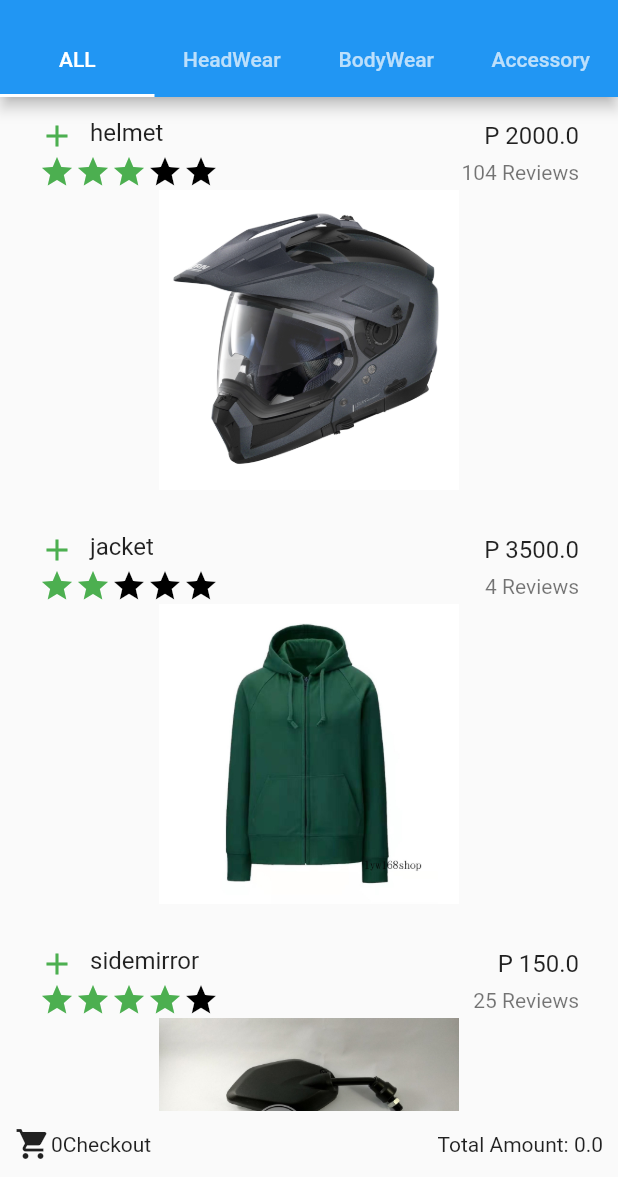
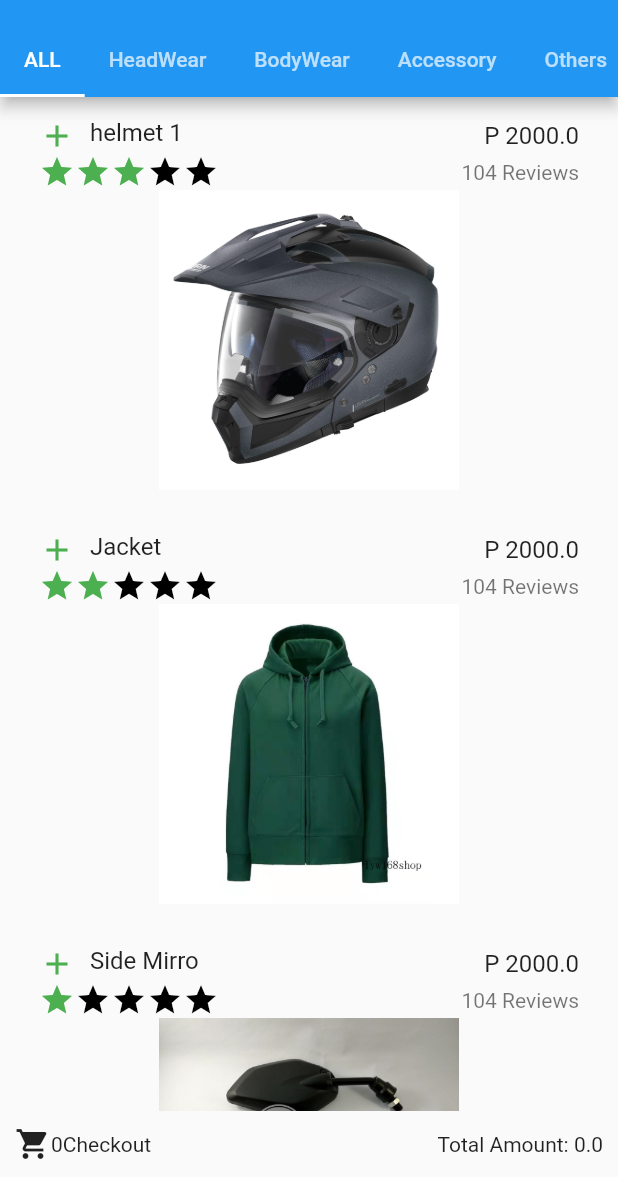
Before and after one commit to nibiru2O12/Flutter---Shopping-List, a Flutter app: the screen it shows after launch, after a tap on the "shopping cart" icon, on a phone screen of 412 x 824 dp, the part 59-1236 px from its top. Run offline on Flutter 3.47's test engine with Material 2 defaults, Android fonts, the phone set to English and light mode, and no system bars; missing offline and left inert: dart:ffi.

Commit message:
Load product list from json

```diff
--- a/assets/products.json
+++ b/assets/products.json
@@ -1,15 +1,24 @@
 {
-    "names": [{
-        "name":"Helmet",
-        "price": "255",
-        "category": "HeadWear"
+    "products": [{
+        "name": "helmet 1",
+        "price": 2000.00,
+        "reviews": 104,
+        "ratings": 3,
+        "category": "Headwear",
+        "image_path": "assets/products/helmet.png"
     },{
-        "name":"Jacket",
-        "price": "1255",
-        "category": "BodyWear"
+        "name": "Jacket",
+        "price": 2000.00,
+        "reviews": 104,
+        "ratings": 2,
+        "category": "Bodywear",
+        "image_path": "assets/products/jacket.png"
     },{
-        "name":"Side Mirror",
-        "price": "155",
-        "category": "Accessory"
+        "name": "Side Mirro",
+        "price": 2000.00,
+        "reviews": 104,
+        "ratings": 1,
+        "category": "Accessory",
+        "image_path": "assets/products/sidemirror.png"
     }]
 }
--- a/lib/main.dart
+++ b/lib/main.dart
@@ -122,31 +122,40 @@ class CartModel extends ChangeNotifier {
 }
 
 void main() {
-  List<Product> products = const [
-    Product(
-        name: "helmet",
-        price: 2000.00,
-        reviews: 104,
-        ratings: 3,
-        category: ProductCategory.HeadWear,
-        imagePath: "assets/products/helmet.png"),
-    Product(
-        name: "jacket",
-        price: 3500.0,
-        reviews: 4,
-        ratings: 2,
-        category: ProductCategory.BodyWear,
-        imagePath: "assets/products/jacket.png"),
-    Product(
-        name: "sidemirror",
-        price: 150.0,
-        reviews: 25,
-        ratings: 4,
-        category: ProductCategory.Accessory,
-        imagePath: "assets/products/sidemirror.png")
-  ];
+  runApp(const MainApp());
+}
 
-  runApp(ChangeNotifierProvider(
+class MainApp extends StatefulWidget {
+  const MainApp({Key? key}) : super(key: key);
+  @override
+  _MainAppState createState() => _MainAppState();
+}
+
+Future<List<Product>> getProducts() async {
+  var data = jsonDecode(await rootBundle.loadString("assets/products.json"));
+  var products = data["products"];
+  return (products as List).map((e) => Product.fromJson(e)).toList();
+}
+
+class _MainAppState extends State<MainApp> {
+  late Future<List<Product>> products;
+
+  @override
+  void initState() {
+    super.initState();
+    products = getProducts();
+  }
+
+  @override
+  Widget build(BuildContext context) {
+    return FutureBuilder(
+      future: products,
+      builder: (context, snapshot) {
+        print("rebuild");
+        if (snapshot.hasData == false) {
+          return const CircularProgressIndicator();
+        }
+        return ChangeNotifierProvider(
           create: (context) => CartModel(),
           child: MaterialApp(
             initialRoute: "/",
@@ -158,34 +167,33 @@ void main() {
                       ));
             },
             routes: {
-        "/": (context) => ShoppingList(products: products),
+              "/": (context) => ShoppingList(
+                    products: snapshot.data as List<Product>,
+                    refresh: () {
+                      setState(() {
+                        products = getProducts();
+                      });
                     },
                   ),
-  ));
-
-  // runApp(ChangeNotifierProvider(
-  //   create: (context) => CartModel(),
-  //   child: MaterialApp(
-  //     initialRoute: "/",
-  //     onGenerateRoute: (settings) {
-  //       final args = settings.arguments as List<Product>;
-  //       return MaterialPageRoute(
-  //           builder: (context) => Checkout(
-  //                 cart: args,
-  //               ));
-  //     },
-  //     routes: {
-  //       "/": (context) => ShoppingList(products: products),
-  //     },
-  //   ),
-  // ));
+            },
+          ),
+        );
+      },
+    );
+  }
 }
 
-enum ProductCategory {
-  ALL,
-  HeadWear,
-  BodyWear,
-  Accessory,
+enum ProductCategory { ALL, HeadWear, BodyWear, Accessory, Others }
+ProductCategory getCategory(String category) {
+  switch (category.toLowerCase()) {
+    case "headwear":
+      return ProductCategory.HeadWear;
+    case "bodywear":
+      return ProductCategory.BodyWear;
+    case "accessory":
+      return ProductCategory.Accessory;
+  }
+  return ProductCategory.Others;
 }
 
 class Product {
@@ -202,13 +210,29 @@ class Product {
   final int ratings;
   final String imagePath;
   final ProductCategory category;
+
+  // Product.fromJson(Map<String, dynamic> json)
+  //     : name = json['name'],
+  //       price = json['price'],
+  //       reviews = json['reviews'],
+  //       ratings = json['ratings'],
+  //       imagePath = json['image_path'],
+  //       category = json['category'];
+  factory Product.fromJson(Map<String, dynamic> json) => Product(
+      name: json["name"],
+      price: json["price"],
+      reviews: json['reviews'],
+      ratings: json['ratings'],
+      imagePath: json['image_path'],
+      category: getCategory(json["category"]));
 }
 
 class ShoppingList extends StatefulWidget {
-  const ShoppingList({Key? key, required this.products}) : super(key: key);
+  const ShoppingList({Key? key, required this.products, required this.refresh})
+      : super(key: key);
 
   final List<Product> products;
-
+  final Function refresh;
   @override
   _ShoppingListState createState() => _ShoppingListState();
 }
@@ -223,23 +247,13 @@ class _ShoppingListState extends State<ShoppingList>
         TabController(length: ProductCategory.values.length, vsync: this);
   }
 
-  List _items = [];
-
-  // Fetch content from the json file
-  Future<void> readJson() async {
-    final String response = await rootBundle.loadString('assets/products.json');
-    final data = await json.decode(response);
-    setState(() {
-      _items = data["names"];
-    });
-  }
-
   @override
   Widget build(BuildContext context) {
     var provider = Provider.of<CartModel>(context);
     return Scaffold(
       appBar: AppBar(
         bottom: TabBar(
+            isScrollable: true,
             controller: _tabController,
             tabs: ProductCategory.values
                 .map((e) => Tab(
@@ -254,7 +268,7 @@ class _ShoppingListState extends State<ShoppingList>
               IconButton(
                 icon: Icon(Icons.shopping_cart),
                 tooltip: 'Show Snackbar',
-                onPressed: () => readJson(),
+                onPressed: () => widget.refresh(),
               )
             ],
           )
@@ -345,11 +359,17 @@ class ProductItems extends StatelessWidget {
   final List<Product> cart;
   final ProductCategory category;
   final Function onSelect;
+
+  Future<void> _refresh() {
+    return Future.delayed(Duration(seconds: 3));
+  }
+
   @override
   Widget build(BuildContext context) {
     return Column(
       children: [
         Expanded(
+            child: RefreshIndicator(
                 child: ListView(
                   children: products
                       .where((element) =>
@@ -364,7 +384,8 @@ class ProductItems extends StatelessWidget {
                       ),
                     );
                   }).toList(),
-        )),
+                ),
+                onRefresh: _refresh)),
       ],
     );
   }
```
Lines whose indentation alone changed are shown as unchanged.
